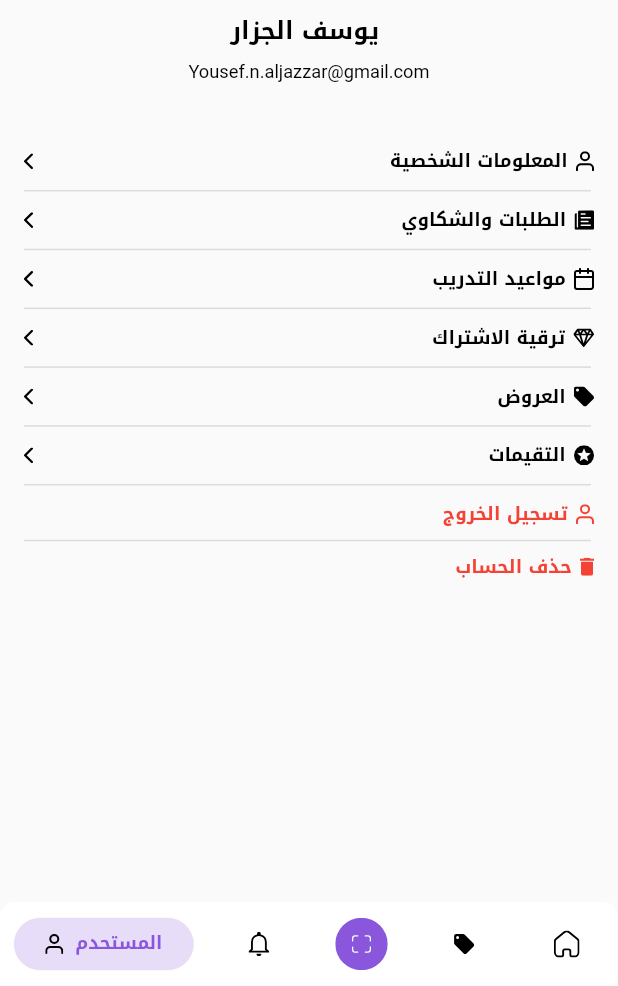
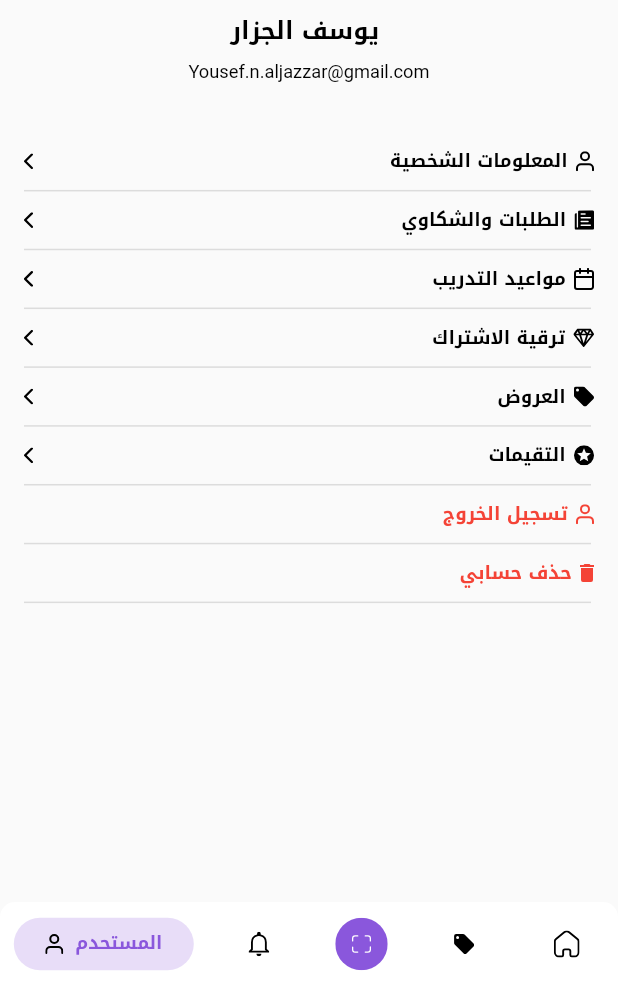
Before and after one commit to AhmadMAbuGhali/future_heroes_customer, a Flutter app: the screen it shows after launch, on a phone screen of 412 x 824 dp, the part 250-1236 px from its top. Run offline on Flutter 3.47's test engine with Material 2 defaults, Android fonts, the phone set to English and light mode, and no system bars; drawn by our look-alikes of persistent_bottom_nav_bar; our stand-ins replace flutter_screenutil, flutter_svg, get, image_picker, shared_preferences; project files that could hold a hidden picture were left out.

Commit message:
profile page

```diff
--- /dev/null
+++ b/lib/languages.dart
@@ -0,0 +1,14 @@
+import 'package:get/get.dart';
+
+class Languages extends Translations {
+  @override
+  Map<String, Map<String, String>> get keys => {
+    'ar_SA': {
+      'greeting': 'مرحبا',
+    },
+
+    'en_US': {
+      'greeting': 'Hello',
+    },
+  };
+}
--- a/lib/main.dart
+++ b/lib/main.dart
@@ -1,8 +1,11 @@
 import 'package:flutter/material.dart';
+import 'package:flutter_localizations/flutter_localizations.dart';
 import 'package:flutter_screenutil/flutter_screenutil.dart';
 
 import 'package:future_heroes_customer/routes/route_helper.dart';
 import 'package:get/get.dart';
+
+import 'languages.dart';
 
 void main() {
   runApp(const MyApp());
@@ -19,6 +22,9 @@ class MyApp extends StatelessWidget {
     splitScreenMode: true,
     builder: (context, child) {
     return GetMaterialApp(
+      translations: Languages(),
+      locale: Get.deviceLocale,
+      fallbackLocale: const Locale('en', ''),
         debugShowCheckedModeBanner: false,
         title: 'Flutter Demo',
         theme: ThemeData(
--- a/lib/pages/profile/profile_page.dart
+++ b/lib/pages/profile/profile_page.dart
@@ -4,6 +4,9 @@ import 'package:flutter/material.dart';
 import 'package:flutter_screenutil/flutter_screenutil.dart';
 import 'package:flutter_svg/flutter_svg.dart';
 import 'package:future_heroes_customer/resources/color_manager.dart';
+import 'package:future_heroes_customer/routes/route_helper.dart';
+import 'package:future_heroes_customer/widgets/profile_section.dart';
+import 'package:get/get.dart';
 import 'package:image_picker/image_picker.dart';
 
 import '../../resources/assets_manager.dart';
@@ -17,19 +20,22 @@ class ProfilePage extends StatefulWidget {
 }
 
 class _ProfilePageState extends State<ProfilePage> {
+  File? imageFile;
 
-  File? imageFile;
   @override
   Widget build(BuildContext context) {
     return SafeArea(
       child: Scaffold(
+
         body: Center(
           child: Padding(
             padding: const EdgeInsets.all(16.0),
             child: Column(
               crossAxisAlignment: CrossAxisAlignment.center,
               children: [
-                   SizedBox(height: 30.h,),
+                SizedBox(
+                  height: 30.h,
+                ),
                 Row(
                   mainAxisAlignment: MainAxisAlignment.center,
                   children: [
@@ -45,7 +51,7 @@ class _ProfilePageState extends State<ProfilePage> {
                         // });
                       },
                       child: Center(
-                        child:  CircleAvatar(
+                        child: CircleAvatar(
                           radius: 60,
                           foregroundImage: imageFile == null
                               ? Image.asset(
@@ -68,156 +74,88 @@ class _ProfilePageState extends State<ProfilePage> {
                     ),
                   ],
                 ),
-                 SizedBox(height: 5.h,),
-                Text("يوسف الجزار ",style: getBoldStyle(color: Colors.black),),
-                SizedBox(height: 5.h,),
-                Text("Yousef.n.aljazzar@gmail.com",style: getRegularStyle(color: Colors.black),),
-                SizedBox(height: 40.h,),
+                SizedBox(
+                  height: 5.h,
+                ),
+                Text(
+                  "يوسف الجزار ",
+                  style: getBoldStyle(color: Colors.black),
+                ),
+                SizedBox(
+                  height: 5.h,
+                ),
+                Text(
+                  "Yousef.n.aljazzar@gmail.com",
+                  style: getRegularStyle(color: Colors.black),
+                ),
+                SizedBox(
+                  height: 40.h,
+                ),
                 //معلومات الشخصية
-                Row(
-                  children: [
+                ProfileSection(
+                    label: "المعلومات الشخصية",
+                    haveArrow: true,
+                    icon: IconAssets.user,
+                    onTap: () {
+                      Get.toNamed(RouteHelper.personalData);
+                    }),
 
-                    SvgPicture.asset(IconAssets.arrow_back),
-                    Spacer(),
-                    Text("المعلومات الشخصية",style: getBoldStyle(color: Colors.black,fontSize: 12.sp),),
-                    SizedBox(width: 5.w,),
-                    SvgPicture.asset(IconAssets.user),
 
-                  ],
-                ),
-               SizedBox(height: 7.h,),
-               const Divider(
-                  height: 1,
-                  thickness: 1,
-                  endIndent: 2,
-                ),
-                SizedBox(height: 7.h,),
 
                 //الطلبات والشكاوي
-                Row(
-                  children: [
+                ProfileSection(
+                    label: "الطلبات والشكاوي",
+                    haveArrow: true,
+                    icon: IconAssets.paper,
+                    onTap: () {}),
 
-                    SvgPicture.asset(IconAssets.arrow_back),
-                    Spacer(),
-                    Text("الطلبات والشكاوي",style: getBoldStyle(color: Colors.black,fontSize: 12.sp),),
-                    SizedBox(width: 5.w,),
-                    SvgPicture.asset(IconAssets.paper),
 
-                  ],
-                ),
-                SizedBox(height: 7.h,),
-                const Divider(
-                  height: 1,
-                  thickness: 1,
-                  endIndent: 2,
-                ),
-                SizedBox(height: 7.h,),
+
                 //مواعيد التدريب
-                Row(
-                  children: [
 
-                    SvgPicture.asset(IconAssets.arrow_back),
-                    Spacer(),
-                    Text("مواعيد التدريب",style: getBoldStyle(color: Colors.black,fontSize: 12.sp),),
-                    SizedBox(width: 5.w,),
-                    SvgPicture.asset(IconAssets.calendar),
+                ProfileSection(
+                    label:   "مواعيد التدريب",
+                    haveArrow: true,
+                    icon: IconAssets.calendar,
+                    onTap: () {}),
 
-                  ],
-                ),
-                SizedBox(height: 7.h,),
-                const Divider(
-                  height: 1,
-                  thickness: 1,
-                  endIndent: 2,
-                ),
-                SizedBox(height: 7.h,),
                 //ترقية الاشتراك
-                Row(
-                  children: [
+                ProfileSection(
+                    label:   "ترقية الاشتراك",
+                    haveArrow: true,
+                    icon: IconAssets.jewelry,
+                    onTap: () {}),
 
-                    SvgPicture.asset(IconAssets.arrow_back),
-                    Spacer(),
-                    Text("ترقية الاشتراك",style: getBoldStyle(color: Colors.black,fontSize: 12.sp),),
-                    SizedBox(width: 5.w,),
-                    SvgPicture.asset(IconAssets.jewelry),
+                //العروض
+                ProfileSection(
+                    label:    "العروض",
+                    haveArrow: true,
+                    icon: IconAssets.localoffer,
+                    onTap: () {}),
 
-                  ],
-                ),
-                SizedBox(height: 7.h,),
-                const Divider(
-                  height: 1,
-                  thickness: 1,
-                  endIndent: 2,
-                ),
-                SizedBox(height: 7.h,),
-                //العروض
-                Row(
-                  children: [
+                //التقيمات
 
-                    SvgPicture.asset(IconAssets.arrow_back),
-                    Spacer(),
-                    Text("العروض",style: getBoldStyle(color: Colors.black,fontSize: 12.sp),),
-                    SizedBox(width: 5.w,),
-                    SvgPicture.asset(IconAssets.localoffer),
+                ProfileSection(
+                    label:  "التقيمات",
+                    haveArrow: true,
+                    icon: IconAssets.stars,
+                    onTap: () {}),
 
-                  ],
-                ),
-                SizedBox(height: 7.h,),
-                const Divider(
-                  height: 1,
-                  thickness: 1,
-                  endIndent: 2,
-                ),
-                SizedBox(height: 7.h,),
-                //التقيمات
-                Row(
-                  children: [
+                //تسجيل الخروج
+                ProfileSection(
+                    label:  "تسجيل الخروج",
+                    haveArrow: false,
+                    icon: IconAssets.user,
+                    myColor: Colors.red,
+                    onTap: () {}),
 
-                    SvgPicture.asset(IconAssets.arrow_back),
-                    Spacer(),
-                    Text("التقيمات",style: getBoldStyle(color: Colors.black,fontSize: 12.sp),),
-                    SizedBox(width: 5.w,),
-                    SvgPicture.asset(IconAssets.stars),
-
-                  ],
-                ),
-                SizedBox(height: 7.h,),
-                const Divider(
-                  height: 1,
-                  thickness: 1,
-                  endIndent: 2,
-                ),
-                SizedBox(height: 7.h,),
-                //تسجيل الخروج
-                Row(
-                  children: [
-
-Spacer(),
-                    Text("تسجيل الخروج",style: getBoldStyle(color: Colors.red,fontSize: 12.sp),),
-                    SizedBox(width: 5.w,),
-                    SvgPicture.asset(IconAssets.user,color: Colors.red,),
-
-                  ],
-                ),
-                SizedBox(height: 5.h,),
-                const Divider(
-                  height: 1,
-                  thickness: 1,
-                  endIndent: 2,
-                ),
-                SizedBox(height: 5.h,),
                 //حذف الحساب
-                Row(
-                  children: [
-
-                    Spacer(),
-                    Text("حذف الحساب",style: getBoldStyle(color: Colors.red,fontSize: 12.sp),),
-                    SizedBox(width: 5.w,),
-                    SvgPicture.asset(IconAssets.delete,color: Colors.red,),
-
-                  ],
-                ),
-                SizedBox(height: 5.h,),
+                ProfileSection(
+                    label:  "حذف حسابي",
+                    haveArrow: false,
+                    icon: IconAssets.delete,
+                    myColor: Colors.red,
+                    onTap: () {}),
 
               ],
             ),
@@ -254,6 +192,7 @@ Spacer(),
       setState(() => this.imageFile = imageTemp);
     }
   }
+
   Widget bottomSheet() {
     return Container(
       decoration:
@@ -265,39 +204,43 @@ Spacer(),
         children: [
           Text(
             'تغيير الصورة الشخصية',
-
           ),
           SizedBox(
             height: 20,
           ),
-
-          ElevatedButton(onPressed: (){
+          ElevatedButton(
+            onPressed: () {
               setState(() {
                 _getFromCamera();
                 Navigator.pop(context);
               });
-          }, child:   Text("فتح الكاميرا"),
+            },
+            child: Text("فتح الكاميرا"),
             style: ElevatedButton.styleFrom(
               backgroundColor: ColorManager.primary,
               padding: EdgeInsets.symmetric(horizontal: 130, vertical: 5),
-
-          ),),
-
-          SizedBox(height: 7.h,),
+            ),
+          ),
+          SizedBox(
+            height: 7.h,
+          ),
           Text("أو"),
-          SizedBox(height: 7.h,),
-          ElevatedButton(onPressed: (){
+          SizedBox(
+            height: 7.h,
+          ),
+          ElevatedButton(
+            onPressed: () {
               setState(() {
                 _getFromGallery();
                 Navigator.pop(context);
               });
-          }, child:   Text("قم بالاختيار من المعرض"),
+            },
+            child: Text("قم بالاختيار من المعرض"),
             style: ElevatedButton.styleFrom(
               backgroundColor: ColorManager.primary,
               padding: EdgeInsets.symmetric(horizontal: 95, vertical: 5),
-
-            ),),
-
+            ),
+          ),
         ],
       ),
     );
--- a/lib/routes/route_helper.dart
+++ b/lib/routes/route_helper.dart
@@ -1,5 +1,6 @@
 
 import 'package:future_heroes_customer/pages/navbar/main_navbar.dart';
+import 'package:future_heroes_customer/pages/profile/personal_data.dart';
 import 'package:future_heroes_customer/pages/profile/profile_page.dart';
 import 'package:get/get.dart';
 
@@ -10,12 +11,15 @@ class RouteHelper {
   static const String splashScreen = "/splash-screen";
   static const String initial = "/";
   static const String profile = "/profile";
+  static const String personalData = "/personal-Data";
+
   static const String recommendedFood = "/recommended-food";
   static const String cartPage= "/cart-page";
 
   static String getSplashScreen() => '$splashScreen';
   static String getInitial() => '$initial';
-  static String getProfile() => '$initial';
+  static String getProfile() => '$profile';
+  static String getPersonalData() => '$personalData';
 
 
 
@@ -34,10 +38,15 @@ class RouteHelper {
     GetPage(
         name: profile,
         page: () {
-
           return ProfilePage();
         },
-        transition: Transition.fadeIn),
+       ),
+    GetPage(
+        name: personalData,
+        page: () {
+          return PersonalData();
+        },
+       ),
 
   ];
 }
--- /dev/null
+++ b/lib/widgets/profile_section.dart
@@ -0,0 +1,51 @@
+import 'package:flutter/material.dart';
+import 'package:flutter_screenutil/flutter_screenutil.dart';
+import 'package:flutter_svg/flutter_svg.dart';
+
+import '../resources/assets_manager.dart';
+import '../resources/styles_manager.dart';
+
+class ProfileSection extends StatelessWidget {
+  final String label;
+  final bool haveArrow;
+  final String icon;
+  final Function() onTap;
+  Color? myColor;
+   ProfileSection({Key? key, required this.label, required this.haveArrow, required this.icon, required this.onTap,this.myColor=Colors.black}) : super(key: key);
+
+  @override
+  Widget build(BuildContext context) {
+    return Column(
+      children: [
+        GestureDetector(
+          onTap: onTap,
+          child: Row(
+            children: [
+              haveArrow?SvgPicture.asset(IconAssets.arrow_back):Container(),
+             const Spacer(),
+              Text(
+                label,
+                style: getBoldStyle(color: myColor!, fontSize: 12.sp),
+              ),
+              SizedBox(
+                width: 5.w,
+              ),
+              SvgPicture.asset(icon,color: myColor!,),
+            ],
+          ),
+        ),
+        SizedBox(
+          height: 7.h,
+        ),
+        const Divider(
+          height: 1,
+          thickness: 1,
+          endIndent: 2,
+        ),
+        SizedBox(
+          height: 7.h,
+        ),
+      ],
+    );
+  }
+}
--- a/pubspec.yaml
+++ b/pubspec.yaml
@@ -31,6 +31,9 @@ environment:
 dependencies:
   flutter:
     sdk: flutter
+  flutter_localizations:
+    sdk: flutter
+
   get: ^4.1.4
   dots_indicator: ^2.1.0
   shared_preferences: ^2.0.15
```
Also changed, not shown: lib/pages/profile/personal_data.dart (added, +23 -0 lines), lib/widgets/custom_text_feild.dart (added, +94 -0 lines), pubspec.lock. Lines whose indentation alone changed are shown as unchanged.
